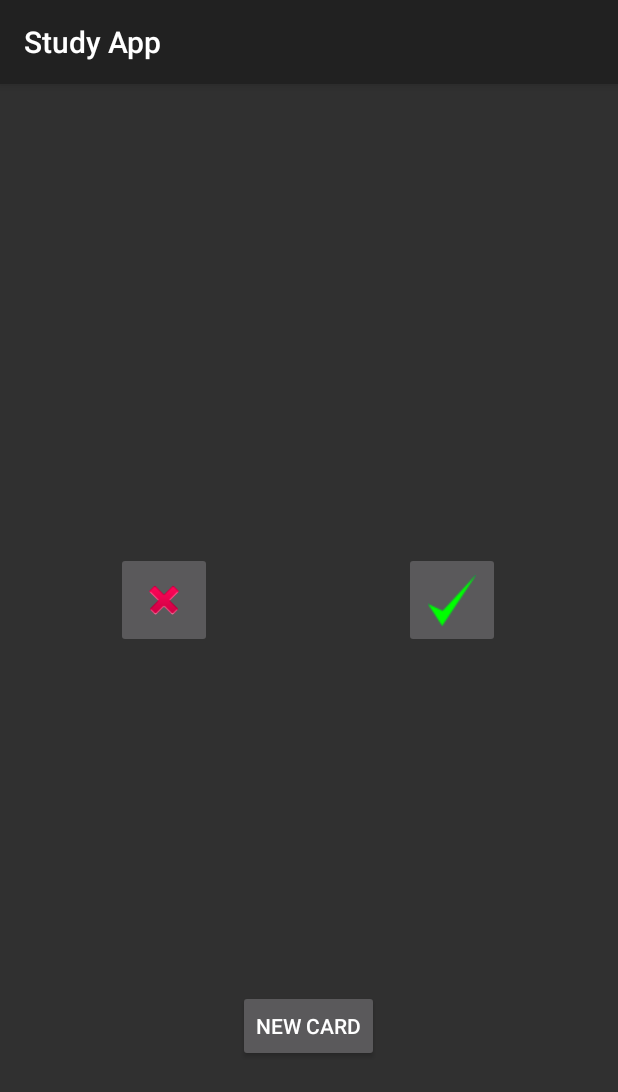
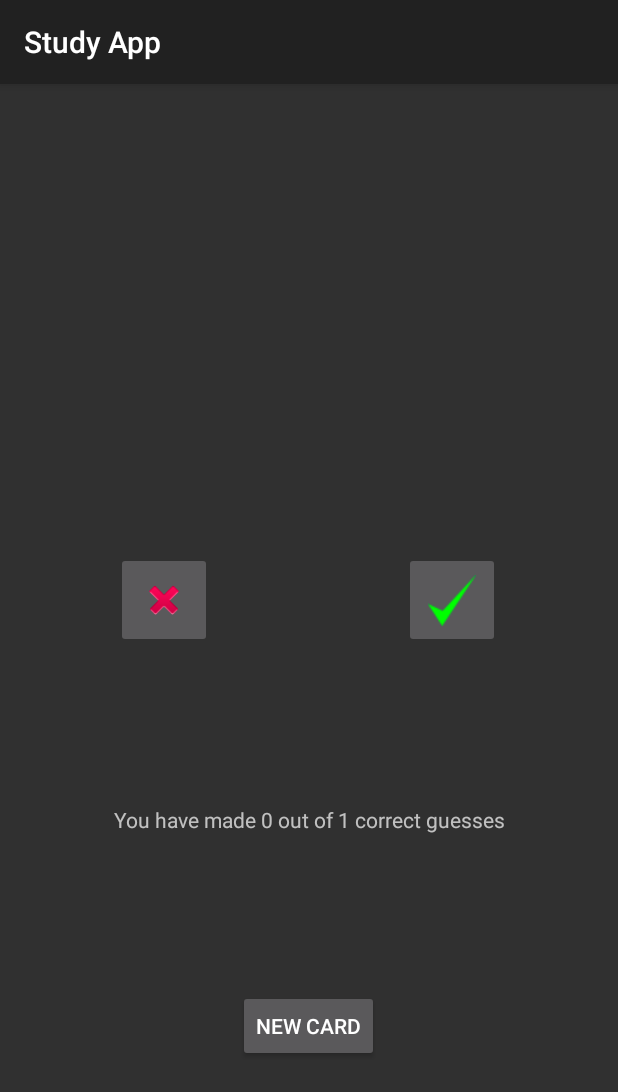
Before and after one commit to jsoutine/StudyApp, an Android app: the MyCards screen opened directly, with no data from a screen before it, after a tap on an icon or button, on a phone screen of 412 x 824 dp. Shown: the top 1092 px of the screen. Run offline under Robolectric (Android 15) with nearby library versions, the phone set to English and light mode, and no system bars; 2 other taps on this screen came first.

Commit message:
added some extra functions

```diff
--- a/app/src/main/java/com/example/android/studyapp/Tools/MemoryCards/MyCards.java
+++ b/app/src/main/java/com/example/android/studyapp/Tools/MemoryCards/MyCards.java
@@ -17,8 +17,8 @@ public class MyCards extends AppCompatActivity {
 
     boolean onScreen = false;
     boolean flipped = false;
-    int correct;
-    int incorrect;
+    int correct = 0;
+    int total = 0;
     String question = "Hur långt är ett snöre?";
     String answer = "Fem meter";
 
@@ -28,9 +28,10 @@ public class MyCards extends AppCompatActivity {
         setContentView(R.layout.activity_my_cards);
 
         resetCard();
+        results();
     }
 
-    public void resetCard (){
+    public void resetCard() {
 
         flipped = false;
 
@@ -56,7 +57,15 @@ public class MyCards extends AppCompatActivity {
         cardText2.animate().rotation(-1800).setDuration(0);
     }
 
-    public void slide(View view){
+    public void results() {
+
+        TextView resultText = (TextView) findViewById(R.id.resultText);
+        String resultsString = "You have made " + correct + " out of " + total + " correct guesses";
+
+        resultText.setText(resultsString);
+    }
+
+    public void slide(View view) {
 
         Log.i("Info", "New card pressed");
 
@@ -65,7 +74,7 @@ public class MyCards extends AppCompatActivity {
         TextView cardText2 = (TextView) findViewById(R.id.cardText2);
 
 
-        if(!onScreen){
+        if (!onScreen) {
 
             onScreen = true;
             resetCard();
@@ -75,15 +84,16 @@ public class MyCards extends AppCompatActivity {
         }
     }
 
-    public void flip (View view){
+    public void flip(View view) {
 
         Log.i("Info", "Card pressed");
-
-        flipped = true;
 
         ImageView cardImage = (ImageView) findViewById(R.id.cardImage);
         TextView cardText = (TextView) findViewById(R.id.cardText);
         TextView cardText2 = (TextView) findViewById(R.id.cardText2);
+
+        if (!flipped) {
+            flipped = true;
 
             cardImage.animate().rotation(720).setDuration(1000);
             cardText.animate().rotation(720).setDuration(1000);
@@ -91,31 +101,43 @@ public class MyCards extends AppCompatActivity {
 
             cardText.animate().alpha(0).setDuration(1000);
             cardText2.animate().alpha(1).setDuration(1000);
+
+        } else {
+
+            flipped = false;
+
+            cardImage.animate().rotation(-720).setDuration(1000);
+            cardText.animate().rotation(-720).setDuration(1000);
+            cardText2.animate().rotation(-720).setDuration(1000);
+
+            cardText.animate().alpha(1).setDuration(1000);
+            cardText2.animate().alpha(0).setDuration(1000);
+        }
     }
 
     public void correctClick(View view) {
 
-        correct++;
 
         ImageView cardImage = (ImageView) findViewById(R.id.cardImage);
         TextView cardText = (TextView) findViewById(R.id.cardText);
         TextView cardText2 = (TextView) findViewById(R.id.cardText2);
-
-
 
         if (onScreen) {
 
             if (flipped) {
 
                 onScreen = false;
+                correct++;
+                total++;
 
                 cardImage.animate().translationYBy(-2000).setDuration(500);
                 cardText.animate().translationYBy(-2000).setDuration(500);
                 cardText2.animate().translationYBy(-2000).setDuration(500);
+                results();
 
             } else {
                 Toast toast = Toast.makeText(this, "Press the card to see the answer", Toast.LENGTH_LONG);
-                toast.setGravity(Gravity.CENTER_VERTICAL|Gravity.CENTER_HORIZONTAL, 0, 0);
+                toast.setGravity(Gravity.CENTER_VERTICAL | Gravity.CENTER_HORIZONTAL, 0, 0);
                 toast.show();
             }
         }
@@ -123,7 +145,9 @@ public class MyCards extends AppCompatActivity {
 
     public void wrongClick(View view) {
         correctClick(view);
-        correct --;
-        incorrect ++;
+        if (flipped) {
+            correct--;
+        }
+        results();
     }
 }
--- a/app/src/main/res/layout/activity_my_cards.xml
+++ b/app/src/main/res/layout/activity_my_cards.xml
@@ -63,13 +63,12 @@
         app:layout_constraintTop_toTopOf="@+id/cardImage" />
 
     <LinearLayout
+        android:id="@+id/linearLayout"
         android:layout_width="wrap_content"
         android:layout_height="wrap_content"
         android:layout_marginStart="1dp"
-        android:layout_marginLeft="32dp"
         android:layout_marginTop="1dp"
         android:layout_marginEnd="1dp"
-        android:layout_marginRight="32dp"
         android:layout_marginBottom="1dp"
         android:clipChildren="false"
         android:orientation="horizontal"
@@ -103,4 +102,14 @@
 
     </LinearLayout>
 
+    <TextView
+        android:id="@+id/resultText"
+        android:layout_width="wrap_content"
+        android:layout_height="wrap_content"
+        android:text="TextView"
+        app:layout_constraintBottom_toTopOf="@+id/cardButton"
+        app:layout_constraintEnd_toEndOf="parent"
+        app:layout_constraintStart_toStartOf="parent"
+        app:layout_constraintTop_toBottomOf="@+id/linearLayout" />
+
 </androidx.constraintlayout.widget.ConstraintLayout>
```
Lines whose indentation alone changed are shown as unchanged.
